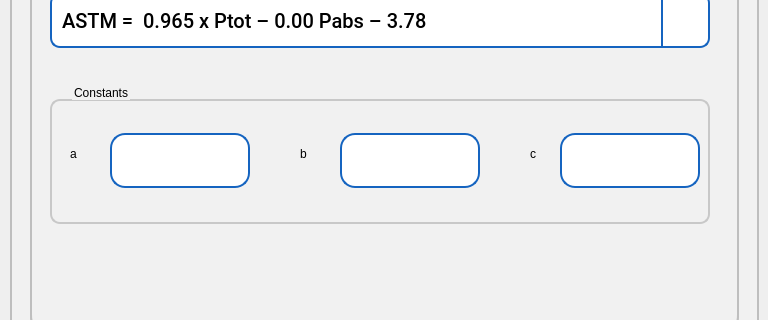
This is pApp-22-June-2021/smethodsetup.ui in ChandraMVE/PSSC_QT_Development as Qt 5 draws it before an edit; both pictures show x 0 to 768 and y 279 to 599 of the 768 by 946 pixel window. The edited form follows.
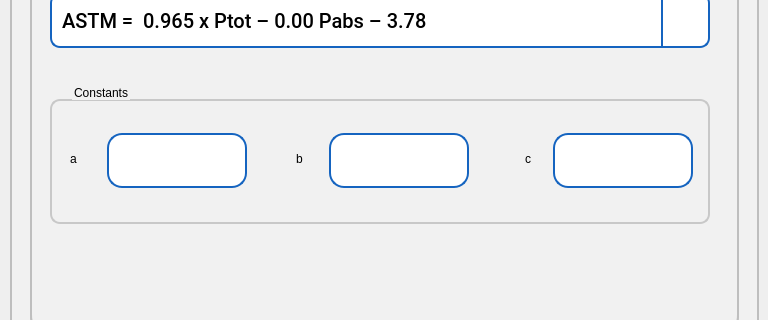
This is the edited form. The open tabs and pages were chosen to show the change. Icons and pictures are not drawn. Custom widgets are drawn as their Qt base class.

Commit message: 1.In scalibration.ui change the tabular form resulation 2.In sservice.cpp and sservice.ui change the tabular form resulation 3.In smethodsetup.ui adjust the labels position

```diff
--- a/pApp-22-June-2021/smethodsetup.ui
+++ b/pApp-22-June-2021/smethodsetup.ui
@@ -686,8 +686,8 @@
           <property name="geometry">
            <rect>
             <x>20</x>
-            <y>50</y>
-            <width>21</width>
+            <y>55</y>
+            <width>31</width>
             <height>41</height>
            </rect>
           </property>
@@ -701,8 +701,8 @@
          <widget class="QLabel" name="label_65">
           <property name="geometry">
            <rect>
-            <x>250</x>
-            <y>50</y>
+            <x>246</x>
+            <y>55</y>
             <width>31</width>
             <height>41</height>
            </rect>
@@ -717,8 +717,8 @@
          <widget class="QLabel" name="label_66">
           <property name="geometry">
            <rect>
-            <x>480</x>
-            <y>50</y>
+            <x>475</x>
+            <y>55</y>
             <width>31</width>
             <height>41</height>
            </rect>
@@ -733,7 +733,7 @@
          <widget class="sQLEExtend" name="leConst1">
           <property name="geometry">
            <rect>
-            <x>60</x>
+            <x>57</x>
             <y>50</y>
             <width>140</width>
             <height>55</height>
@@ -776,7 +776,7 @@
          <widget class="sQLEExtend" name="leConst2">
           <property name="geometry">
            <rect>
-            <x>290</x>
+            <x>279</x>
             <y>50</y>
             <width>140</width>
             <height>55</height>
@@ -819,7 +819,7 @@
          <widget class="sQLEExtend" name="leConst3">
           <property name="geometry">
            <rect>
-            <x>510</x>
+            <x>503</x>
             <y>50</y>
             <width>140</width>
             <height>55</height>
```
Left out of the diff: 2 changed lines with no effect on the pictures. The commit also changes 7 other files.
